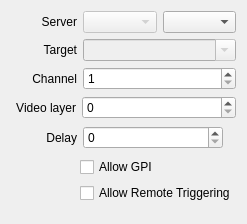
First picture: the form in src/Widgets/Inspector/InspectorOutputWidget.ui, repository CasparCG/client, before the edit.
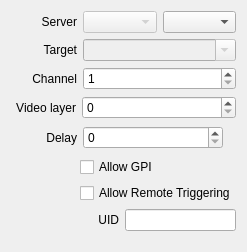
Second picture: the form after the edit. Custom widgets are drawn as their Qt base class.

What changed in the file:
```diff
--- a/src/Widgets/Inspector/InspectorOutputWidget.ui
+++ b/src/Widgets/Inspector/InspectorOutputWidget.ui
@@ -7,7 +7,7 @@
     <x>0</x>
     <y>0</y>
     <width>244</width>
-    <height>224</height>
+    <height>252</height>
    </rect>
   </property>
   <property name="sizePolicy">
@@ -335,6 +335,39 @@
      </item>
     </layout>
    </item>
+   <item>
+    <layout class="QHBoxLayout" name="horizontalLayoutStop">
+     <item>
+      <spacer name="horizontalSpacerStop">
+       <property name="orientation">
+        <enum>Qt::Horizontal</enum>
+       </property>
+       <property name="sizeType">
+        <enum>QSizePolicy::Fixed</enum>
+       </property>
+       <property name="sizeHint" stdset="0">
+        <size>
+         <width>87</width>
+         <height>20</height>
+        </size>
+       </property>
+      </spacer>
+     </item>
+     <item>
+      <widget class="QLabel" name="labelRemoteTriggerId">
+       <property name="text">
+        <string>UID</string>
+       </property>
+       <property name="alignment">
+        <set>Qt::AlignRight|Qt::AlignTrailing|Qt::AlignVCenter</set>
+       </property>
+      </widget>
+     </item>
+     <item>
+      <widget class="QLineEdit" name="lineEditRemoteTriggerId"/>
+     </item>
+    </layout>
+   </item>
    <item>
     <spacer name="verticalSpacerOutput">
      <property name="orientation">
```
Left out of the diff: 19 changed lines with no effect on the pictures.
